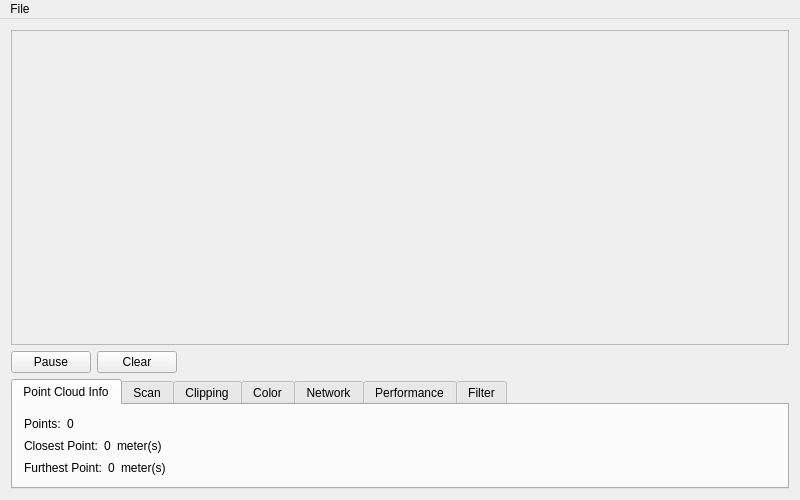
This is Client/mainwindow.ui in ANW180/Pidar as Qt 5 draws it before an edit. The edited form follows.
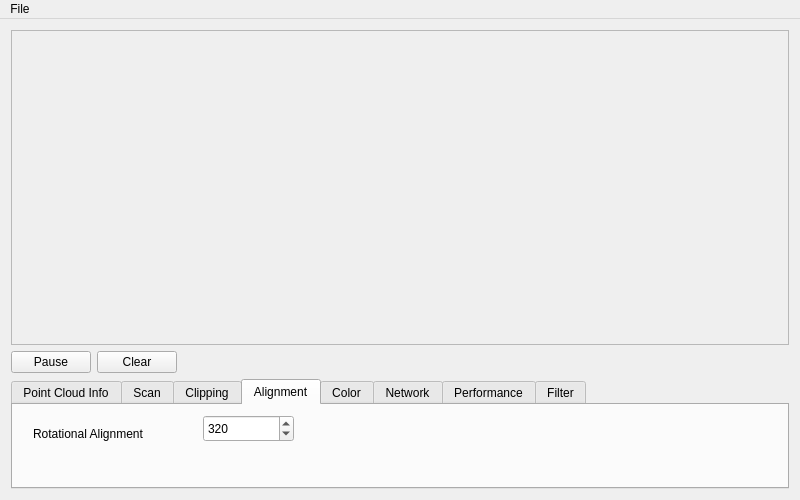
This is the edited form. The open tabs and pages were chosen to show the change. Custom widgets are drawn as their Qt base class.

Commit message: Added Alignment no thanks to christian

```diff
--- a/Client/mainwindow.ui
+++ b/Client/mainwindow.ui
@@ -537,6 +537,40 @@
         </item>
        </layout>
       </widget>
+      <widget class="QWidget" name="tab">
+       <attribute name="title">
+        <string>Alignment</string>
+       </attribute>
+       <widget class="QSpinBox" name="spinRotationOffset">
+        <property name="geometry">
+         <rect>
+          <x>190</x>
+          <y>10</y>
+          <width>91</width>
+          <height>27</height>
+         </rect>
+        </property>
+        <property name="maximum">
+         <number>360</number>
+        </property>
+        <property name="value">
+         <number>320</number>
+        </property>
+       </widget>
+       <widget class="QLabel" name="label_22">
+        <property name="geometry">
+         <rect>
+          <x>20</x>
+          <y>20</y>
+          <width>181</width>
+          <height>17</height>
+         </rect>
+        </property>
+        <property name="text">
+         <string>Rotational Alignment</string>
+        </property>
+       </widget>
+      </widget>
       <widget class="QWidget" name="tabColoring">
        <attribute name="title">
         <string>Color</string>
```
Left out of the diff: 22 changed lines with no effect on the pictures. The commit also changes 1 other file.
